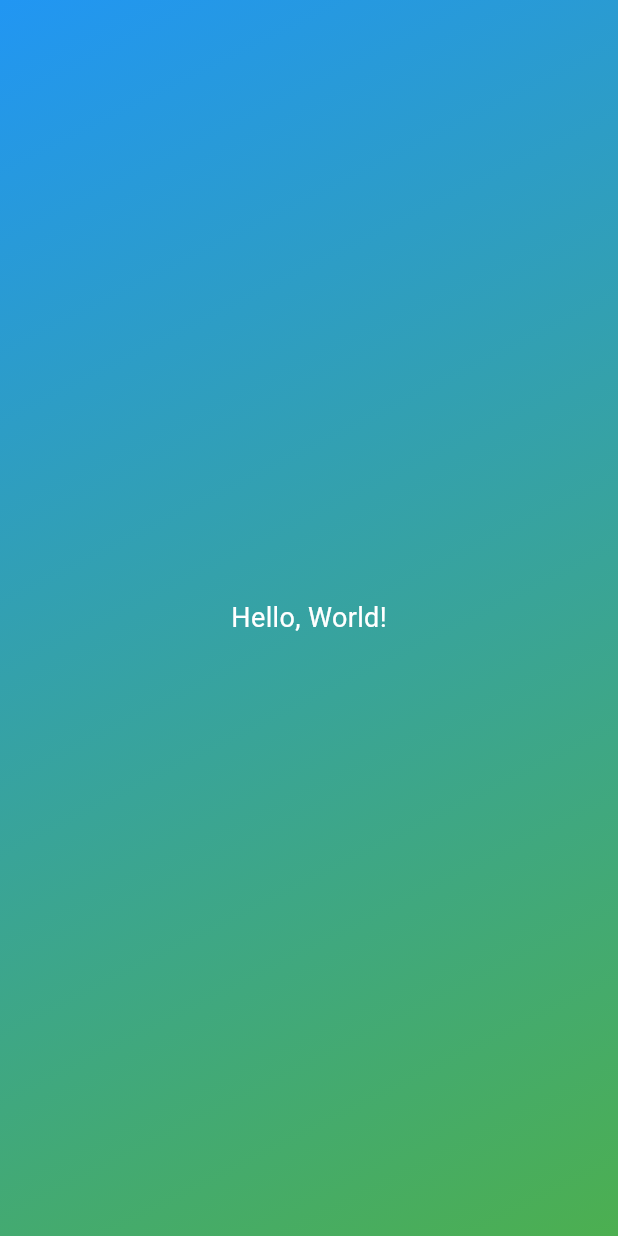
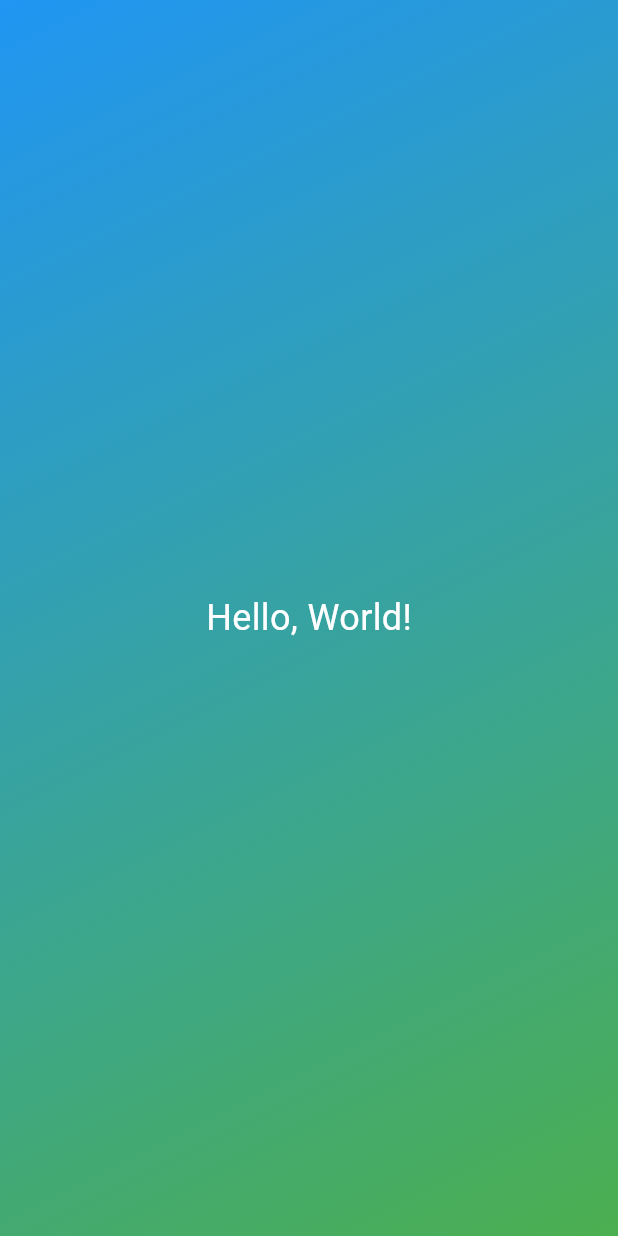
Before and after one commit to TheBlackmaster/first_app, a Flutter app: the screen it shows after launch, on a phone screen of 412 x 824 dp. Run offline on Flutter 3.47's test engine with Material 3 defaults, Android fonts, the phone set to English and light mode, and no system bars.

Commit message:
Refactor main.dart to implement GradientContainer for background and text styling

```diff
--- a/lib/main.dart
+++ b/lib/main.dart
@@ -5,7 +5,17 @@ void main() {
   runApp(
     MaterialApp(
       home: Scaffold(
-        body: Container(
+        body: GradientContainer()
+      ),
+    ),
+  );
+}
+
+
+class GradientContainer extends StatelessWidget {
+@override
+Widget build(context){
+  return Container(
     decoration: BoxDecoration(
       gradient: LinearGradient(
         colors: [Colors.blue, Colors.green],
@@ -17,19 +27,14 @@ void main() {
       child: Text(
         'Hello, World!',
         style: TextStyle(
-                fontSize: 18,
+          fontSize: 24,
           color: Colors.white,
-              ),
-            ),
-          ),
         ),
       ),
     ),
   );
 }
-
-
-
+}
 
 /// STEP BY STEP NOTES ON THE CODE AS I AM WRITING IT
 /// 1. runApp(); which is the entry point of the Flutter application was first written
@@ -55,3 +60,7 @@ void main() {
 /// 17. The next step is to define the `begin` and `end` properties of the `LinearGradient`, which specify the direction of the gradient.
 /// 18. For the style of the text, we will use the `TextStyle` widget to set the font size and color.
 /// 19. The `TextStyle` widget is initialized with a `fontSize` of 24 and a `color` of `Colors.white`, which will make the text larger and white
+/// 20. The GradientContainer widget is created as a `StatelessWidget`, which means it does not maintain any state.
+/// 21. The `build` method is overridden to define the UI of the `GradientContainer`.
+/// 22. The `build` method returns a `Container` widget with the gradient background and centered text.
+/// 23. The GradientContainer widget is then used as the body of the `Scaffold` in the `MaterialApp`.
```
Lines whose indentation alone changed are shown as unchanged.
